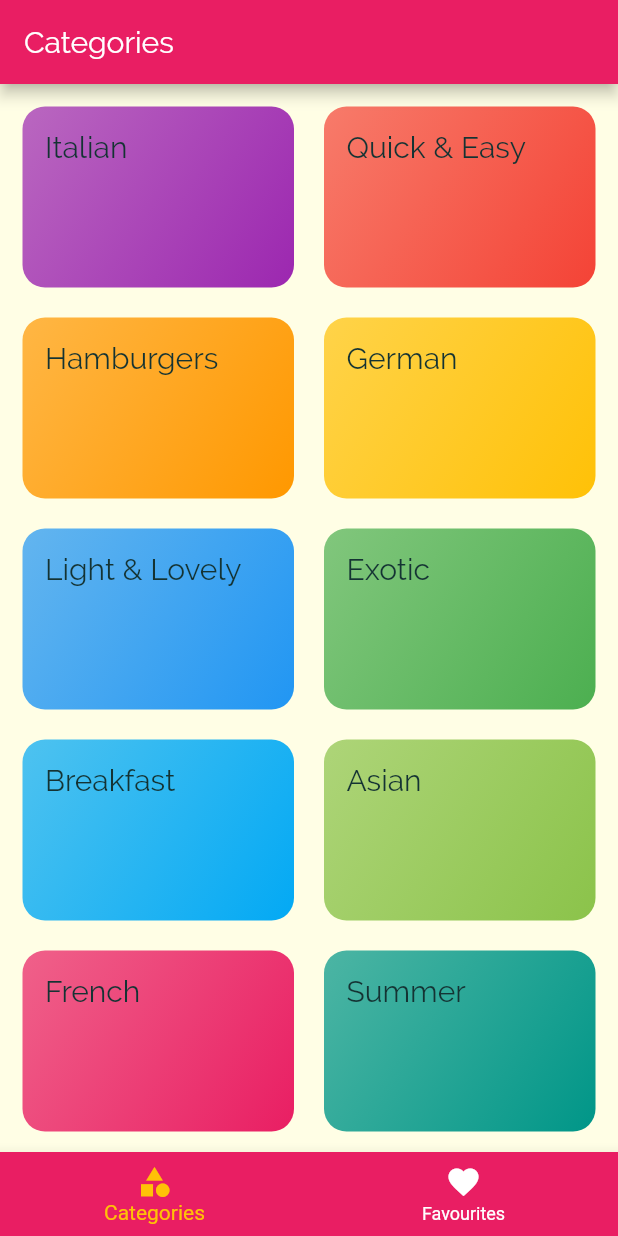
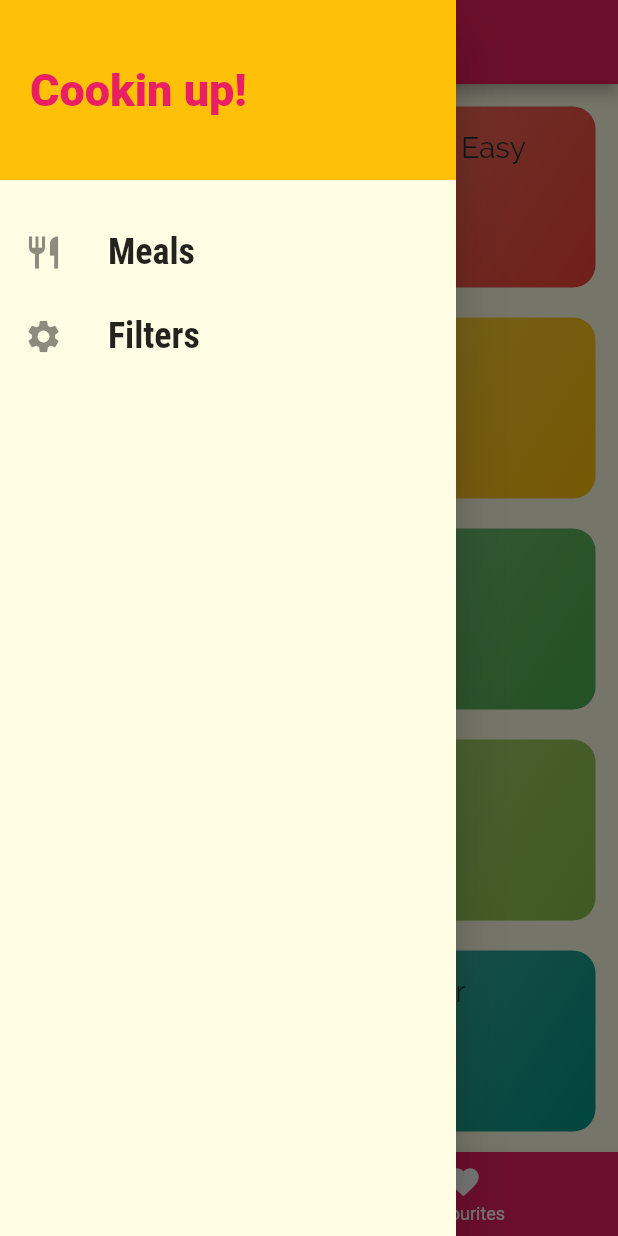
Before and after one commit to praveenbapuram/flutter_meals_app, a Flutter app: the screen it shows after launch, with the side drawer open (before the commit the screen has no drawer), on a phone screen of 412 x 824 dp. Run offline on Flutter 3.47's test engine with Material 2 defaults, Android fonts, the phone set to English and light mode, and no system bars.

Commit message:
creating a Drawer() for hamberger menu.

```diff
--- a/flutter_meals_app/lib/screens/tabs_screen.dart
+++ b/flutter_meals_app/lib/screens/tabs_screen.dart
@@ -1,6 +1,7 @@
 import 'package:flutter/material.dart';
 import 'package:flutter_meals_app/screens/categories_screen.dart';
 import 'package:flutter_meals_app/screens/favourites_screen.dart';
+import 'package:flutter_meals_app/widgets/main_drawer.dart';
 
 class TabsScreen extends StatefulWidget {
   @override
@@ -24,6 +25,7 @@ class _TabsScreenState extends State<TabsScreen> {
   @override
   Widget build(BuildContext context) {
     return Scaffold(
+      drawer: MainDrawer(),
       appBar: AppBar(
         title: Text(_pages[selectPageIndex]['title']),
       ),
--- /dev/null
+++ b/flutter_meals_app/lib/widgets/main_drawer.dart
@@ -0,0 +1,50 @@
+import 'package:flutter/material.dart';
+
+class MainDrawer extends StatelessWidget {
+  Widget buildListTile(String title, IconData icon) {
+    return ListTile(
+      onTap: () {},
+      leading: Icon(
+        icon,
+        size: 26,
+      ),
+      title: Text(
+        title,
+        style: TextStyle(
+          fontFamily: 'RobotoCondensed',
+          fontSize: 24,
+          fontWeight: FontWeight.bold,
+        ),
+      ),
+    );
+  }
+
+  @override
+  Widget build(BuildContext context) {
+    return Drawer(
+      child: Column(
+        children: <Widget>[
+          Container(
+            color: Theme.of(context).accentColor,
+            height: 120,
+            width: double.infinity,
+            padding: EdgeInsets.all(20),
+            alignment: Alignment.centerLeft,
+            child: Text(
+              'Cookin up!',
+              style: TextStyle(
+                  fontWeight: FontWeight.w900,
+                  fontSize: 30,
+                  color: Theme.of(context).primaryColor),
+            ),
+          ),
+          SizedBox(
+            height: 20,
+          ),
+          buildListTile('Meals', Icons.restaurant),
+          buildListTile('Filters', Icons.settings),
+        ],
+      ),
+    );
+  }
+}
```
